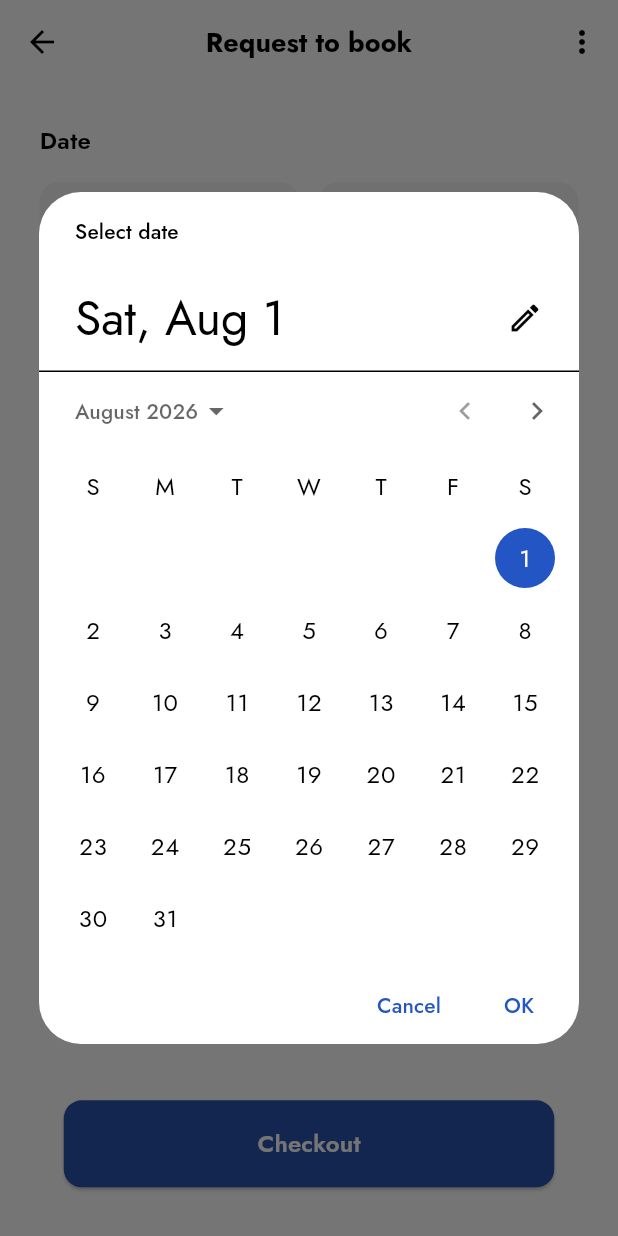
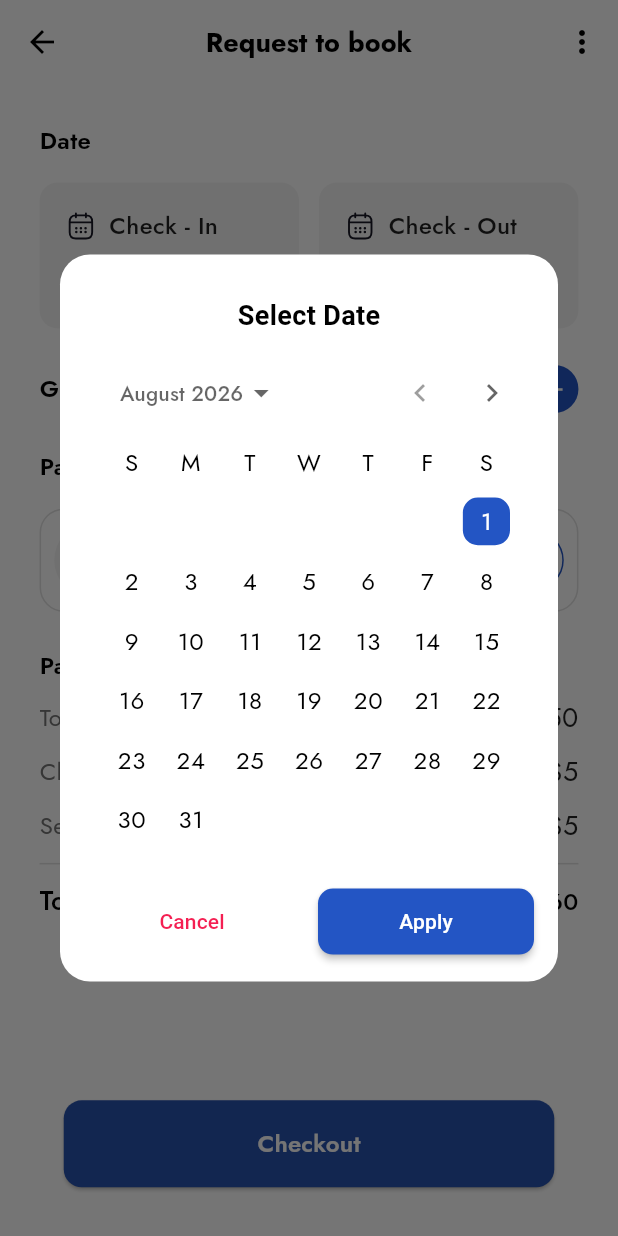
Before and after one commit to Yeheafandi/focal_project, a Flutter app: the RequestToBookView screen opened by its route, after a tap on "Check - Out", on a phone screen of 412 x 824 dp. Run offline on Flutter 3.47's test engine with Material 3 defaults, Android fonts, the light colour scheme and no system bars; our stand-ins replace dartz, firebase_auth, firebase_core, firebase_messaging, flutter_local_notifications, flutter_map and 10 more; missing offline and left inert: flutter_stripe; accounts and stored records are empty; Roboto replaces fonts that are missing (assets/fonts/Jost-Medium.ttf, assets/fonts/Jost-SemiBold.ttf).

Commit message:
fix(ui): modify the date picker dialog

```diff
--- /dev/null
+++ b/lib/view/book_view/book_widgets/date_dailog.dart
@@ -0,0 +1,147 @@
+import 'package:flutter/material.dart';
+import 'package:focal_project/core/constants/app_colors.dart';
+import 'package:focal_project/core/constants/app_spaces.dart';
+import 'package:focal_project/core/constants/text_style.dart';
+import 'package:get/get.dart';
+
+class DateDailog extends StatelessWidget {
+  const DateDailog({
+    super.key,
+    required this.context,
+    required this.initialDate,
+    required this.firstDate,
+    required this.onPicked,
+  });
+  final BuildContext context;
+  final DateTime initialDate;
+  final DateTime firstDate;
+  final ValueChanged<DateTime> onPicked;
+
+  @override
+  Widget build(BuildContext context) {
+    DateTime selected = initialDate;
+
+    return Dialog(
+      shape: RoundedRectangleBorder(borderRadius: BorderRadius.circular(20)),
+      backgroundColor: AppColors.primaryWhite,
+      child: Padding(
+        padding: const EdgeInsets.all(16.0),
+        child: Column(
+          mainAxisSize: MainAxisSize.min,
+          children: [
+            SizedBox(height: AppSpaces.heightMedium),
+
+            Text(
+              "Select Date",
+              style: MyTextStyle.normalTitleText(
+                size: 18,
+                fontWeight: FontWeight.w600,
+                fontFamily: "assets/fonts/Jost-SemiBold.ttf",
+              ),
+            ),
+            SizedBox(height: AppSpaces.heightMedium),
+            //  تقويم اختيار التاريخ متوافق مع الالوان
+            Theme(
+              data: Theme.of(context).copyWith(
+                colorScheme: const ColorScheme.light(
+                  primary: AppColors.primary,
+                  onPrimary: AppColors.primaryWhite,
+                  onSurface: AppColors.primaryBlack,
+                ),
+                datePickerTheme: DatePickerThemeData(
+                  // 1. جعل مربع التحديد بحواف دائرية بدل دائرة
+                  dayShape: WidgetStateProperty.resolveWith((states) {
+                    return RoundedRectangleBorder(
+                      borderRadius: BorderRadius.circular(
+                        10,
+                      ), // التحكم بمدى تدوير الزوايا للمربع
+                    );
+                  }),
+                  // 3. محاذاة اسم الشهر والسنة في المنتصف بين الأسهم
+                  headerHeadlineStyle: MyTextStyle.normalTitleText(
+                    size: 16,
+                    fontWeight: FontWeight.bold,
+                  ),
+                ),
+              ),
+              child: SizedBox(
+                height: 330,
+                width: 320,
+                child: CalendarDatePicker(
+                  initialDate: initialDate,
+                  firstDate: firstDate,
+                  lastDate: DateTime(2030),
+                  onDateChanged: (date) {
+                    selected = date;
+                  },
+                ),
+              ),
+            ),
+            SizedBox(height: AppSpaces.heightLarge),
+
+            //  الأزرار المخصصة في المنتصف
+            Row(
+              mainAxisAlignment: MainAxisAlignment.center,
+              children: [
+                // زر الإلغاء
+                Expanded(
+                  child: ElevatedButton(
+                    style: ElevatedButton.styleFrom(
+                      backgroundColor: Colors.transparent,
+                      foregroundColor: AppColors.red,
+                      elevation: 0,
+                      padding: const EdgeInsets.symmetric(vertical: 12),
+                      shape: RoundedRectangleBorder(
+                        borderRadius: BorderRadius.circular(10),
+                      ),
+                    ),
+                    onPressed: () => Get.back(),
+                    child: Text(
+                      'Cancel',
+                      style: MyTextStyle.normalTitleText(
+                        size: 14,
+                        fontWeight: FontWeight.w500,
+                        color: AppColors.red,
+                        fontFamily: "assets/fonts/Jost-Medium.ttf",
+                      ),
+                    ),
+                  ),
+                ),
+
+                const SizedBox(width: 12),
+
+                // زر التأكيد (Apply)
+                Expanded(
+                  child: ElevatedButton(
+                    style: ElevatedButton.styleFrom(
+                      backgroundColor: AppColors.primary,
+                      foregroundColor: AppColors.primaryWhite,
+                      elevation: 2,
+                      padding: const EdgeInsets.symmetric(vertical: 12),
+                      shape: RoundedRectangleBorder(
+                        borderRadius: BorderRadius.circular(10),
+                      ),
+                    ),
+                    onPressed: () {
+                      onPicked(selected);
+                      Get.back();
+                    },
+                    child: Text(
+                      'Apply',
+                      style: MyTextStyle.normalTitleText(
+                        size: 14,
+                        fontWeight: FontWeight.w500,
+                        color: AppColors.primaryWhite,
+                        fontFamily: "assets/fonts/Jost-Medium.ttf",
+                      ),
+                    ),
+                  ),
+                ),
+              ],
+            ),
+          ],
+        ),
+      ),
+    );
+  }
+}
--- a/lib/view/book_view/request_to_book_view.dart
+++ b/lib/view/book_view/request_to_book_view.dart
@@ -4,6 +4,7 @@ import 'package:focal_project/core/constants/app_spaces.dart';
 import 'package:focal_project/core/constants/text_style.dart';
 import 'package:focal_project/view/book_view/book_controller/book_controller.dart';
 import 'package:focal_project/view/book_view/book_widgets/date_booking_widget.dart';
+import 'package:focal_project/view/book_view/book_widgets/date_dailog.dart';
 import 'package:focal_project/view/book_view/book_widgets/guest_counter_widget.dart';
 import 'package:focal_project/view/book_view/book_widgets/payment_detail_row.dart';
 import 'package:focal_project/view/book_view/book_widgets/payment_method_card.dart';
@@ -14,31 +15,20 @@ class RequestToBookView extends StatelessWidget {
   final RequestToBookController controller = Get.put(RequestToBookController());
 
   RequestToBookView({super.key});
-
   Future<void> _pickDate({
     required BuildContext context,
     required DateTime initialDate,
     required DateTime firstDate,
     required ValueChanged<DateTime> onPicked,
   }) async {
-    final selected = await showDatePicker(
-      context: context,
-      initialDate: initialDate,
-      firstDate: firstDate,
-      lastDate: DateTime(2030),
-      builder: (context, child) {
-        return Theme(
-          data: Theme.of(context).copyWith(
-            colorScheme: const ColorScheme.light(primary: AppColors.primary),
-          ),
-          child: child!,
-        );
-      },
+    await Get.dialog(
+      DateDailog(
+        context: context,
+        initialDate: initialDate,
+        firstDate: firstDate,
+        onPicked: onPicked,
+      ),
     );
-
-    if (selected != null) {
-      onPicked(selected);
-    }
   }
 
   @override
@@ -89,7 +79,7 @@ class RequestToBookView extends StatelessWidget {
                             onTap: () => _pickDate(
                               context: context,
                               initialDate: controller.checkInDate.value,
-                              firstDate: DateTime(2020),
+                              firstDate: DateTime.now(),
                               onPicked: controller.setCheckInDate,
                             ),
                           ),
--- a/pubspec.yaml
+++ b/pubspec.yaml
@@ -54,7 +54,6 @@ dependencies:
   flutter_stripe: ^13.0.0
   dartz: ^0.10.1
   modal_progress_hud_nsn: ^0.5.1
-
 dev_dependencies:
   flutter_test:
     sdk: flutter
```
Also changed, not shown: pubspec.lock.
